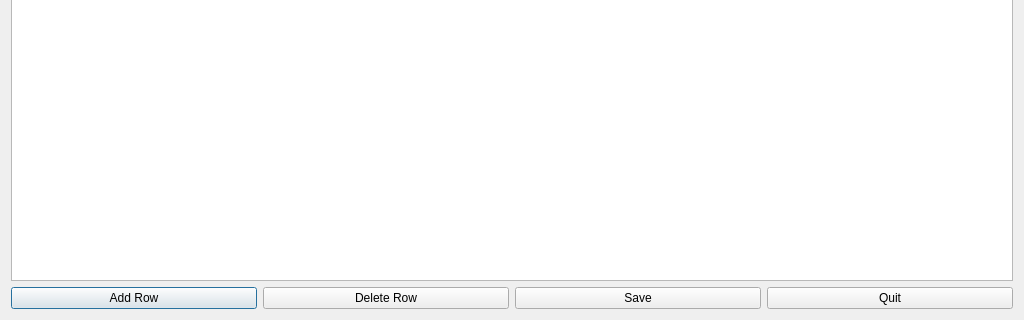
First picture: the form in chronoracetable.ui, repository flinco/LBChronoRace, before the edit; both pictures show x 0 to 1024 and y 448 to 768 of the 1024 by 768 pixel window.
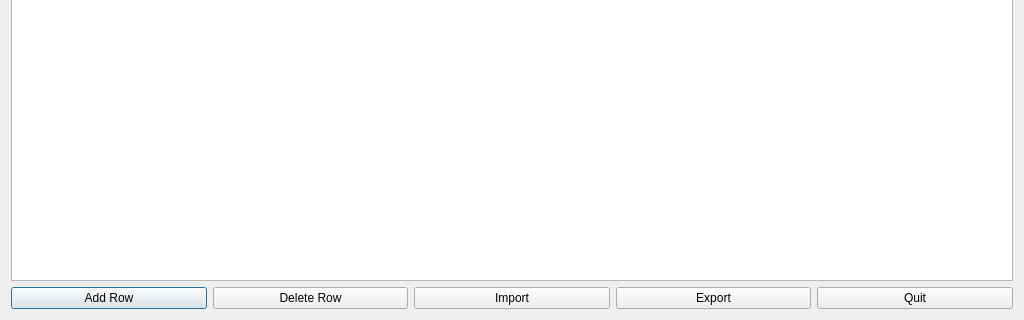
Second picture: the form after the edit.

```diff
--- a/chronoracetable.ui
+++ b/chronoracetable.ui
@@ -66,12 +66,19 @@
        <item>
         <widget class="QPushButton" name="modelSave">
          <property name="text">
-          <string>Save</string>
+          <string>Import</string>
          </property>
         </widget>
        </item>
        <item>
-        <widget class="QPushButton" name="modelQuit">
+        <widget class="QPushButton" name="modelExport">
+         <property name="text">
+          <string>Export</string>
+         </property>
+        </widget>
+       </item>
+       <item>
+        <widget class="QPushButton" name="dialogQuit">
          <property name="text">
           <string>Quit</string>
          </property>
```
Left out of the diff: 2 changed lines with no effect on the pictures.
